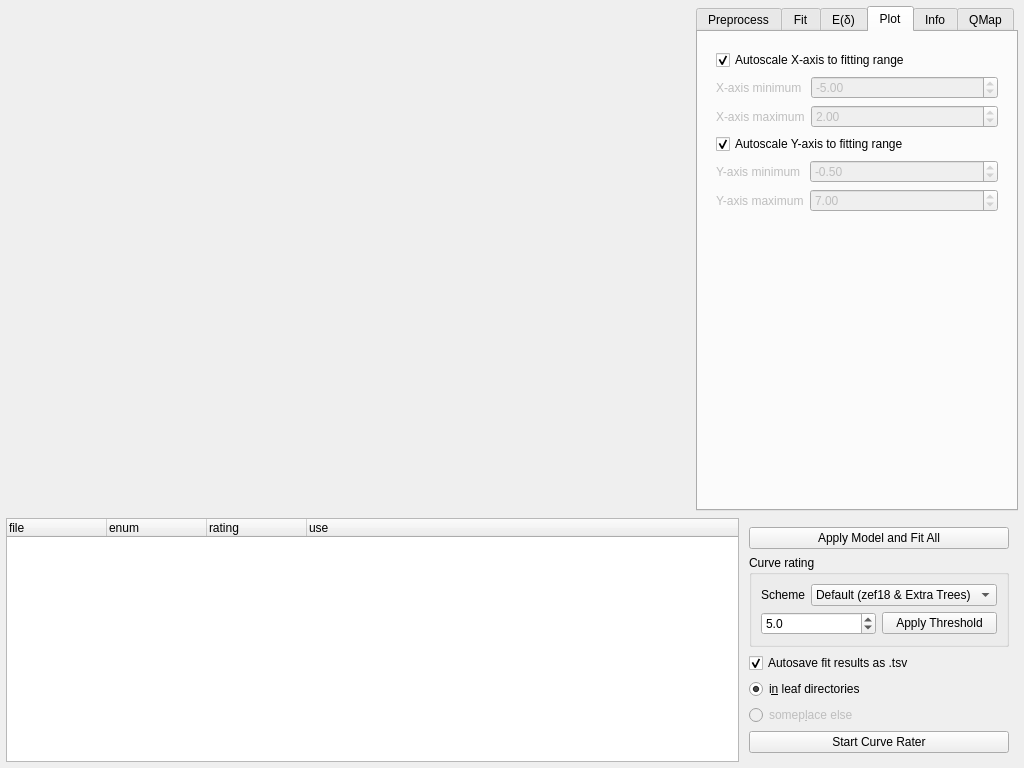
Qt form pyjibe/fd/main.ui (AFM-analysis/PyJibe) before a commit.
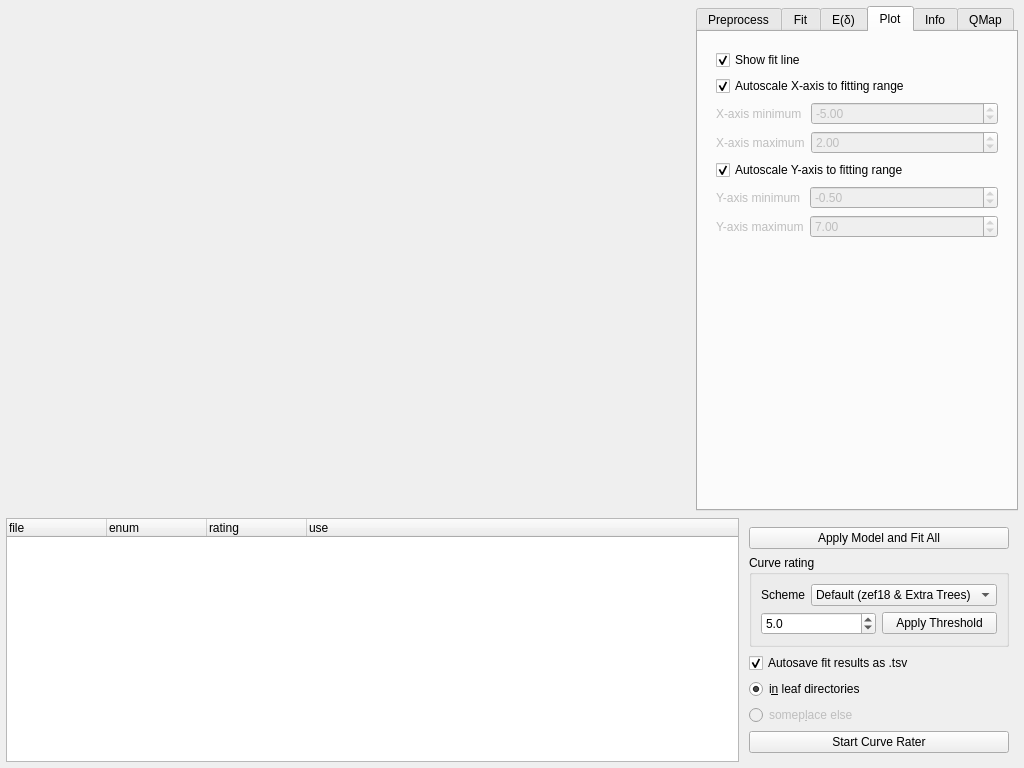
The same form after that commit. The open tabs and pages were chosen to show the change. Custom widgets are drawn as their Qt base class.

Commit message: fix: ensure that clicking files and compute button return identical results

```diff
--- a/pyjibe/fd/main.ui
+++ b/pyjibe/fd/main.ui
@@ -138,6 +138,16 @@
           <item>
            <widget class="QWidget" name="plot_prefs" native="true">
             <layout class="QVBoxLayout" name="verticalLayout_8">
+             <item>
+              <widget class="QCheckBox" name="cb_show_fit_line">
+               <property name="text">
+                <string>Show fit line</string>
+               </property>
+               <property name="checked">
+                <bool>true</bool>
+               </property>
+              </widget>
+             </item>
              <item>
               <widget class="QCheckBox" name="cb_mpl_rescale_plot_x">
                <property name="text">
```
The commit also changes 3 other files.
